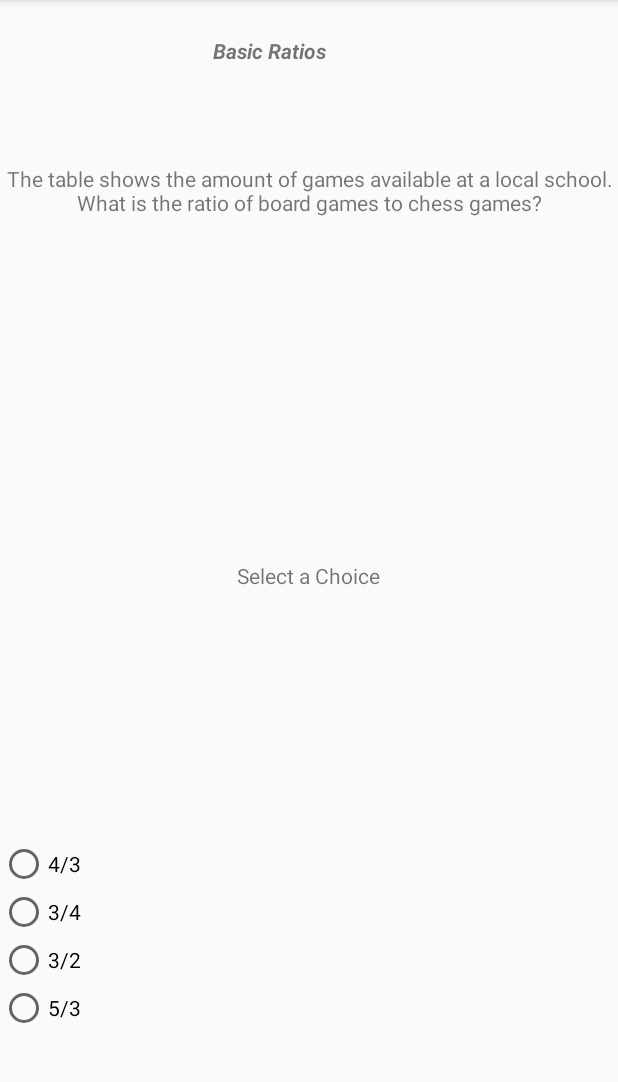
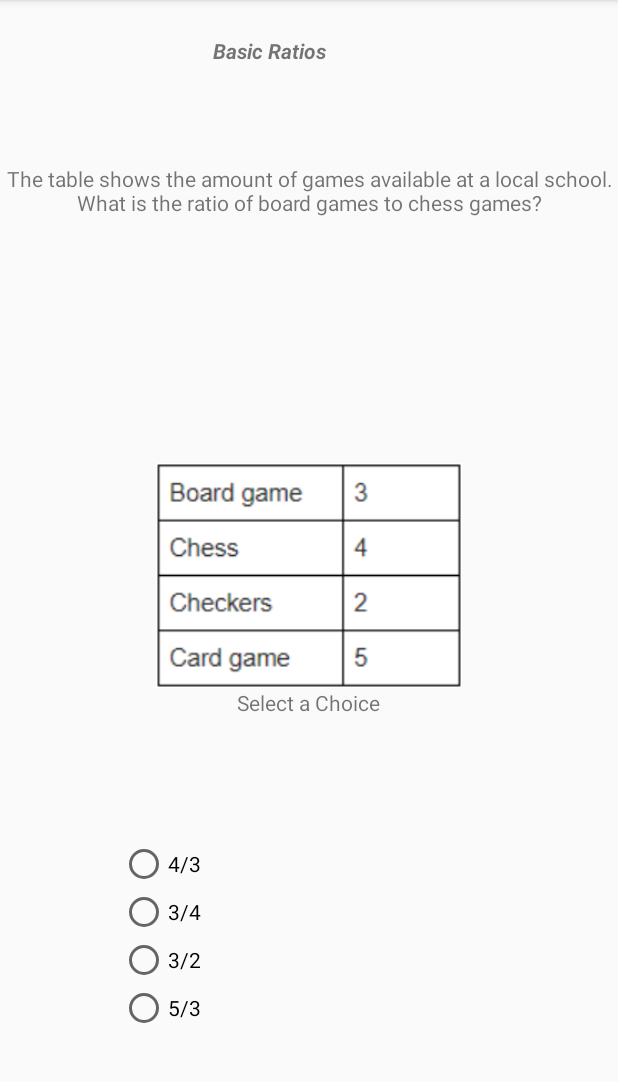
Before and after one commit to vaibhav19sharma/RefEd, an Android app: the FragmentQuestions screen opened directly, with no data from a screen before it, on a phone screen of 412 x 824 dp, the part 84-1166 px from its top. Run offline under Robolectric (Android 15) with nearby library versions, the phone set to English and light mode, and no system bars; 1 statement that could not run was skipped.

Commit message:
ui updates

```diff
--- a/app/src/main/java/com/example/vaibh/refed/FragmentQuestions.java
+++ b/app/src/main/java/com/example/vaibh/refed/FragmentQuestions.java
@@ -7,6 +7,7 @@ import android.util.Log;
 import android.view.LayoutInflater;
 import android.view.View;
 import android.view.ViewGroup;
+import android.widget.ImageView;
 import android.widget.RadioButton;
 import android.widget.RadioGroup;
 import android.widget.TextView;
@@ -27,6 +28,7 @@ public class FragmentQuestions extends Fragment {
 
     View fragQuestion;
     RadioButton rb1, rb2, rb3, rb4;
+    ImageView imgImage;
     RadioGroup rdg1;
     String moduleName;
     org.json.JSONObject obj;
@@ -98,11 +100,13 @@ public class FragmentQuestions extends Fragment {
                 Toast.makeText(getContext(),"Item clicked : " + Integer.toString(checkedId),Toast.LENGTH_LONG).show();
             }
         });
-        fragQuestion.findViewById(R.id.imgImage).setVisibility(View.INVISIBLE);
+        fragQuestion.findViewById(R.id.imgImage);
             TextView txtheading = fragQuestion.findViewById(R.id.txtSubPart);
             TextView txtQuestion = fragQuestion.findViewById(R.id.txtContent);
+            imgImage = fragQuestion.findViewById(R.id.imgImage);
             txtheading.setText("Basic Ratios");
             txtQuestion.setText("The table shows the amount of games available at a local school. What is the ratio of board games to chess games?");
+            imgImage.setImageResource(R.drawable.mathpart1q1);
             rb1.setText("4/3");
             rb2.setText("3/4");
             rb3.setText("3/2");
--- a/app/src/main/res/layout/fragment_questions.xml
+++ b/app/src/main/res/layout/fragment_questions.xml
@@ -27,6 +27,8 @@
         android:layout_alignParentTop="true"
         android:layout_marginStart="0dp"
         android:layout_marginTop="109dp"
+        android:layout_marginLeft="20dp"
+        android:layout_marginRight="20dp"
         android:gravity="center_horizontal|center"
         android:text="TextView" />
 
@@ -37,6 +39,7 @@
         android:layout_alignParentBottom="true"
         android:layout_alignParentStart="true"
         android:layout_marginBottom="80dp"
+        android:layout_marginLeft="80dp"
         android:orientation="vertical">
 
         <RadioButton
@@ -72,6 +75,7 @@
         android:id="@+id/txtHint"
         android:layout_width="wrap_content"
         android:layout_height="wrap_content"
-        android:layout_centerInParent="true"
+        android:layout_below="@+id/imgImage"
+        android:layout_centerHorizontal="true"
         android:text="Select a Choice" />
 </RelativeLayout>
```
Also changed, not shown: app/src/main/res/drawable/mathpart1q1.png (added).
